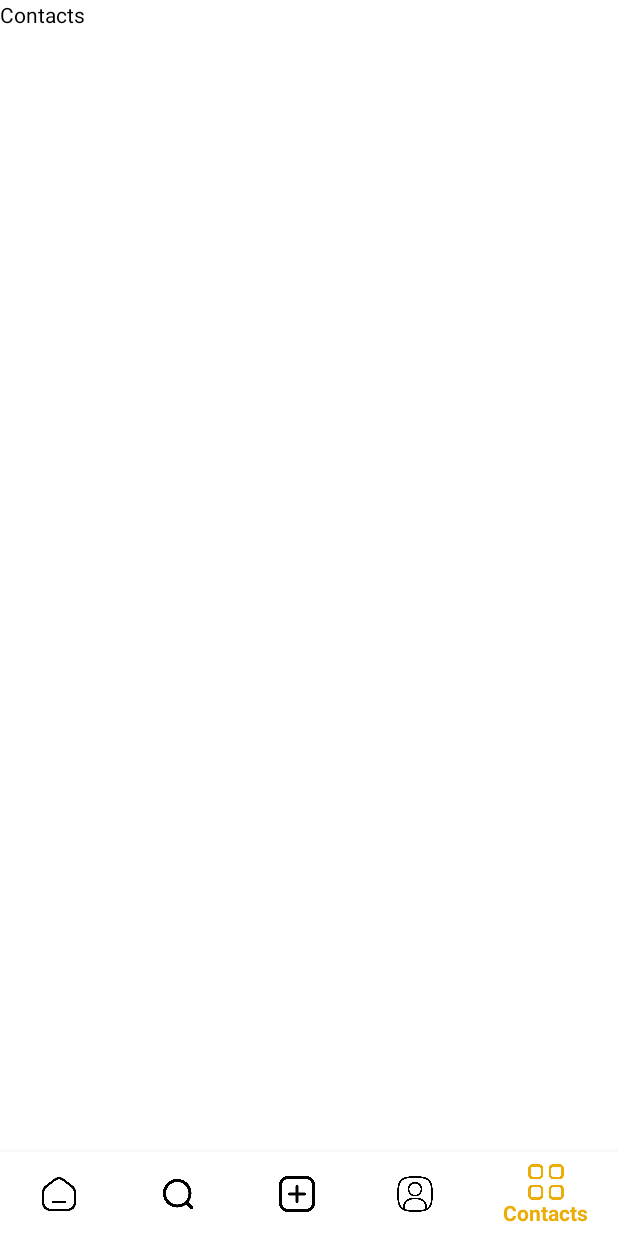
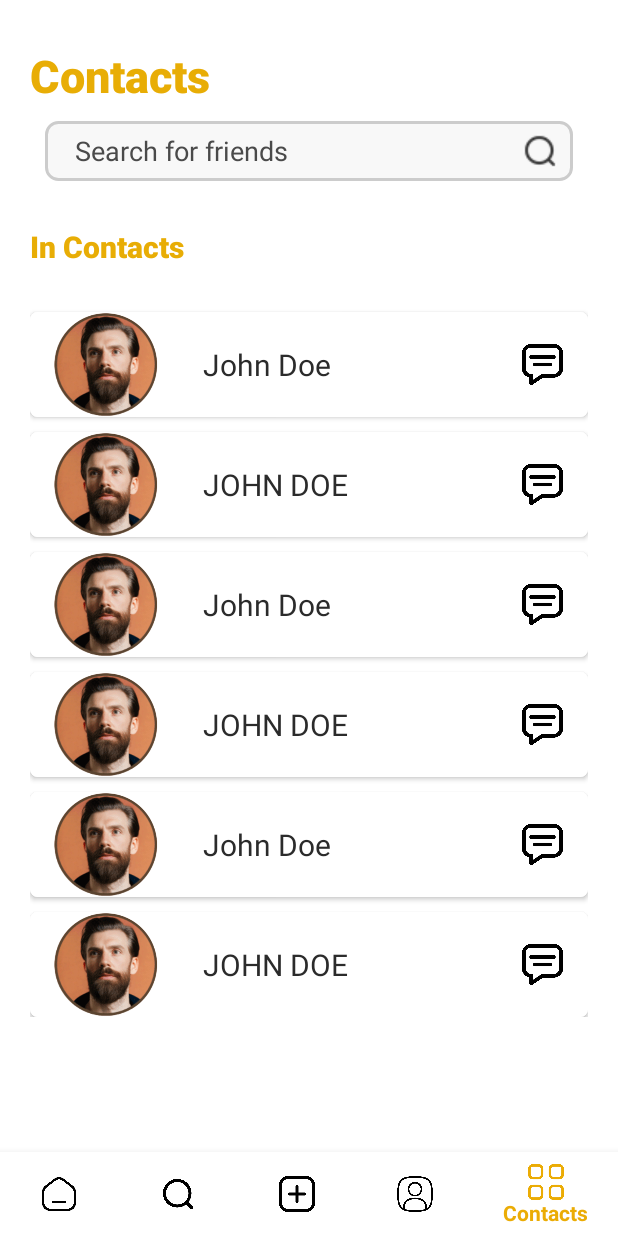
Before and after one commit to shaffinX/ConnectMe, an Android app: the fragment Contacts placed in its activity, item 5 of the bottom bar chosen, on a phone screen of 412 x 824 dp. Run offline under Robolectric (Android 15) with nearby library versions, the phone set to English and light mode, and no system bars.

Commit message:
contacts

```diff
--- a/app/src/main/java/com/shaffinimam/i212963/Contacts.kt
+++ b/app/src/main/java/com/shaffinimam/i212963/Contacts.kt
@@ -5,28 +5,15 @@ import androidx.fragment.app.Fragment
 import android.view.LayoutInflater
 import android.view.View
 import android.view.ViewGroup
+import androidx.recyclerview.widget.LinearLayoutManager
+import androidx.recyclerview.widget.RecyclerView
 
-// TODO: Rename parameter arguments, choose names that match
-// the fragment initialization parameters, e.g. ARG_ITEM_NUMBER
-private const val ARG_PARAM1 = "param1"
-private const val ARG_PARAM2 = "param2"
 
-/**
- * A simple [Fragment] subclass.
- * Use the [Contacts.newInstance] factory method to
- * create an instance of this fragment.
- */
 class Contacts : Fragment() {
-    // TODO: Rename and change types of parameters
-    private var param1: String? = null
-    private var param2: String? = null
 
     override fun onCreate(savedInstanceState: Bundle?) {
         super.onCreate(savedInstanceState)
-        arguments?.let {
-            param1 = it.getString(ARG_PARAM1)
-            param2 = it.getString(ARG_PARAM2)
-        }
+
     }
 
     override fun onCreateView(
@@ -36,24 +23,21 @@ class Contacts : Fragment() {
         // Inflate the layout for this fragment
         return inflater.inflate(R.layout.fragment_contacts, container, false)
     }
+    override fun onViewCreated(view: View, savedInstanceState: Bundle?) {
+        super.onViewCreated(view, savedInstanceState)
+        val rv = view.findViewById<RecyclerView>(R.id.rv)
+        val list = mutableListOf<Model_Followers>()
+        list.add(Model_Followers("John Doe"))
+        list.add(Model_Followers("JOHN DOE"))
+        list.add(Model_Followers("John Doe"))
+        list.add(Model_Followers("JOHN DOE"))
+        list.add(Model_Followers("John Doe"))
+        list.add(Model_Followers("JOHN DOE"))
+        val adapter = Adapter_Followers(requireContext(),list)
+        val la = LinearLayoutManager(requireContext())
+        rv.layoutManager = la
+        rv.adapter = adapter
+    }
 
-    companion object {
-        /**
-         * Use this factory method to create a new instance of
-         * this fragment using the provided parameters.
-         *
-         * @param param1 Parameter 1.
-         * @param param2 Parameter 2.
-         * @return A new instance of fragment Contacts.
-         */
-        // TODO: Rename and change types and number of parameters
-        @JvmStatic
-        fun newInstance(param1: String, param2: String) =
-            Contacts().apply {
-                arguments = Bundle().apply {
-                    putString(ARG_PARAM1, param1)
-                    putString(ARG_PARAM2, param2)
-                }
-            }
-    }
+
 }
--- a/app/src/main/java/com/shaffinimam/i212963/Plus.kt
+++ b/app/src/main/java/com/shaffinimam/i212963/Plus.kt
@@ -7,6 +7,7 @@ import android.view.LayoutInflater
 import android.view.View
 import android.view.ViewGroup
 import android.widget.ImageButton
+import android.widget.TextView
 import androidx.appcompat.widget.Toolbar
 
 class Plus : Fragment() {
@@ -32,6 +33,11 @@ class Plus : Fragment() {
             val intent = Intent(requireContext(),PostCamera::class.java)
             startActivity(intent)
         }
+        val button2 = view.findViewById<TextView>(R.id.next)
+        button2.setOnClickListener{
+            val intent = Intent(requireContext(),PostComplete::class.java)
+            startActivity(intent)
+        }
     }
 
 
--- a/app/src/main/java/com/shaffinimam/i212963/PostCamera.kt
+++ b/app/src/main/java/com/shaffinimam/i212963/PostCamera.kt
@@ -26,6 +26,7 @@ class PostCamera : AppCompatActivity() {
         setSupportActionBar(toolbar)
         supportActionBar?.setDisplayHomeAsUpEnabled(true)
 
+        previewView = findViewById(R.id.previewView)
         val captureButton: ImageButton = findViewById(R.id.captureButton)
 
         startCamera()
--- a/app/src/main/res/layout/fragment_contacts.xml
+++ b/app/src/main/res/layout/fragment_contacts.xml
@@ -3,14 +3,60 @@
     xmlns:tools="http://schemas.android.com/tools"
     android:layout_width="match_parent"
     android:layout_height="match_parent"
-    tools:context=".Contacts">
+    tools:context=".Contacts"
+    android:layout_marginTop="30dp"
+    android:background="@color/white">
+    <ScrollView
+        android:layout_width="match_parent"
+        android:layout_height="wrap_content">
+        <LinearLayout
+            android:layout_width="match_parent"
+            android:layout_height="wrap_content"
+            android:orientation="vertical"
+            android:paddingStart="20dp"
+            android:paddingEnd="20dp">
+            <TextView
+                android:layout_width="wrap_content"
+                android:layout_height="wrap_content"
+                android:text="Contacts"
+                android:textColor="#E8AD05"
+                android:fontFamily="sans-serif-black"
+                android:textStyle="bold"
+                android:textSize="30sp"/>
+            <EditText
+                android:layout_width="match_parent"
+                android:layout_height="40dp"
+                android:background="@drawable/textinp"
+                android:hint="Search for friends"
+                android:gravity="center_vertical"
+                android:textColor="#000"
+                android:textColorHint="#4a4a4a"
+                android:paddingStart="20dp"
+                android:layout_margin="10dp"
+                android:drawableRight="@drawable/search24"
+                android:paddingEnd="10dp"
+                android:inputType="text"
+                tools:ignore="Autofill,HardcodedText,RtlHardcoded,TextFields,UseCompatTextViewDrawableXml" />
+            <TextView
+                android:layout_width="wrap_content"
+                android:layout_height="wrap_content"
+                android:text="In Contacts"
+                android:textColor="#E8AD05"
+                android:fontFamily="sans-serif-black"
+                android:textStyle="bold"
+                android:textSize="20sp"
+                android:layout_marginTop="20dp"
+                android:layout_marginBottom="20dp"/>
 
-    <!-- TODO: Update blank fragment layout -->
-    <TextView
-        android:layout_width="match_parent"
-        android:layout_height="match_parent"
-        android:text="Contacts"
-        android:textColor="#000000"
-        tools:ignore="HardcodedText" />
+            <androidx.recyclerview.widget.RecyclerView
+                android:id="@+id/rv"
+                android:layout_width="match_parent"
+                android:layout_height="wrap_content"
+                android:background="#ffffff">
+
+            </androidx.recyclerview.widget.RecyclerView>
+        </LinearLayout>
+    </ScrollView>
+
 
 </FrameLayout>
--- a/app/src/main/res/layout/fragment_plus.xml
+++ b/app/src/main/res/layout/fragment_plus.xml
@@ -28,6 +28,7 @@
                 android:layout_weight="1"
                 tools:ignore="HardcodedText,InefficientWeight" />
             <TextView
+                android:id="@+id/next"
                 android:layout_width="wrap_content"
                 android:layout_height="wrap_content"
                 android:text="Next"
```
Also changed, not shown: app/src/main/AndroidManifest.xml (+10 -4 lines), app/src/main/java/com/shaffinimam/i212963/PostComplete.kt (added, +22 -0 lines), app/src/main/res/layout/activity_post_camera.xml (+8 -1 lines), app/src/main/res/layout/activity_post_complete.xml (added, +77 -0 lines), app/src/main/res/drawable/close.png (added).
